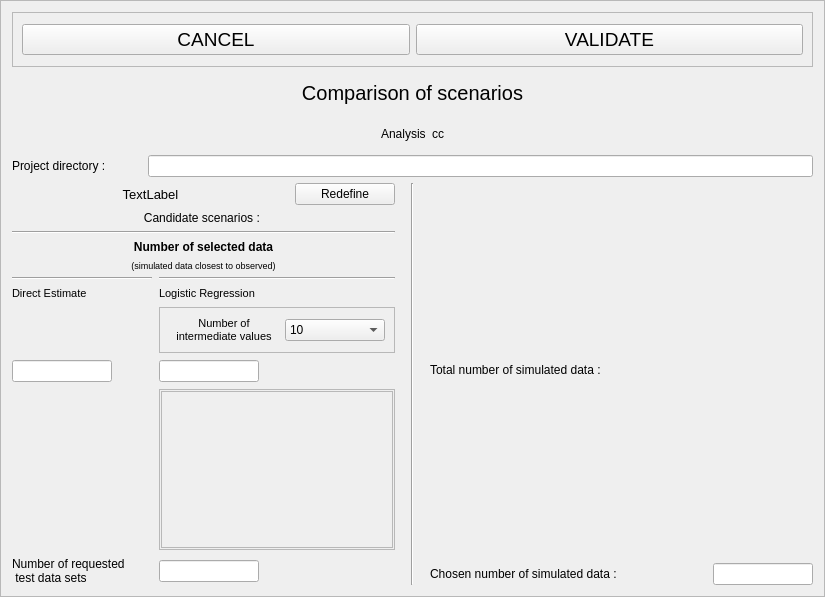
cbgp/diyabc, file gui/src/uis/setupComparisonConfidence.ui: the form before one commit.
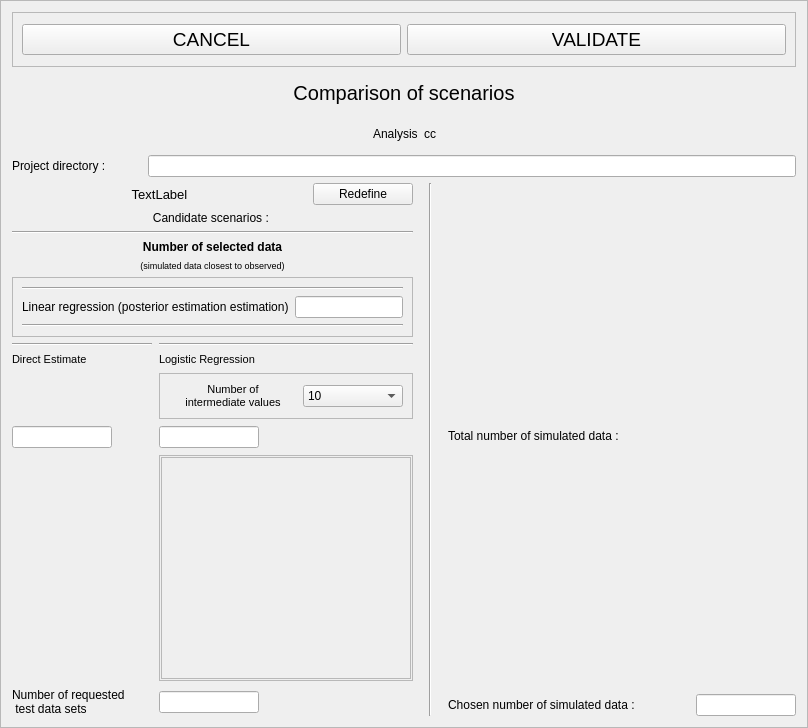
The form after the commit.

Commit message: fix cofidence posteriors params by adding linear regression value as z: in command line

```diff
--- a/gui/src/uis/setupComparisonConfidence.ui
+++ b/gui/src/uis/setupComparisonConfidence.ui
@@ -6,8 +6,8 @@
    <rect>
     <x>0</x>
     <y>0</y>
-    <width>825</width>
-    <height>597</height>
+    <width>808</width>
+    <height>728</height>
    </rect>
   </property>
   <property name="windowTitle">
@@ -324,6 +324,45 @@
          </property>
         </widget>
        </item>
+       <item>
+        <widget class="QFrame" name="linearRegressionFrame">
+         <property name="frameShape">
+          <enum>QFrame::StyledPanel</enum>
+         </property>
+         <property name="frameShadow">
+          <enum>QFrame::Plain</enum>
+         </property>
+         <property name="lineWidth">
+          <number>0</number>
+         </property>
+         <layout class="QGridLayout" name="gridLayout_3">
+          <item row="1" column="1">
+           <widget class="QLineEdit" name="linearRegressionEdit"/>
+          </item>
+          <item row="2" column="0" colspan="2">
+           <widget class="Line" name="line_5">
+            <property name="orientation">
+             <enum>Qt::Horizontal</enum>
+            </property>
+           </widget>
+          </item>
+          <item row="1" column="0">
+           <widget class="QLabel" name="label_4">
+            <property name="text">
+             <string>Linear regression (posterior estimation estimation)</string>
+            </property>
+           </widget>
+          </item>
+          <item row="0" column="0" colspan="2">
+           <widget class="Line" name="line_6">
+            <property name="orientation">
+             <enum>Qt::Horizontal</enum>
+            </property>
+           </widget>
+          </item>
+         </layout>
+        </widget>
+       </item>
        <item>
         <layout class="QGridLayout" name="gridLayout_2">
          <property name="spacing">
@@ -446,8 +485,8 @@
                 <rect>
                  <x>0</x>
                  <y>0</y>
-                 <width>224</width>
-                 <height>121</height>
+                 <width>264</width>
+                 <height>181</height>
                 </rect>
                </property>
                <layout class="QVBoxLayout" name="lrValLayout"/>
```
The commit also changes 2 other files.
